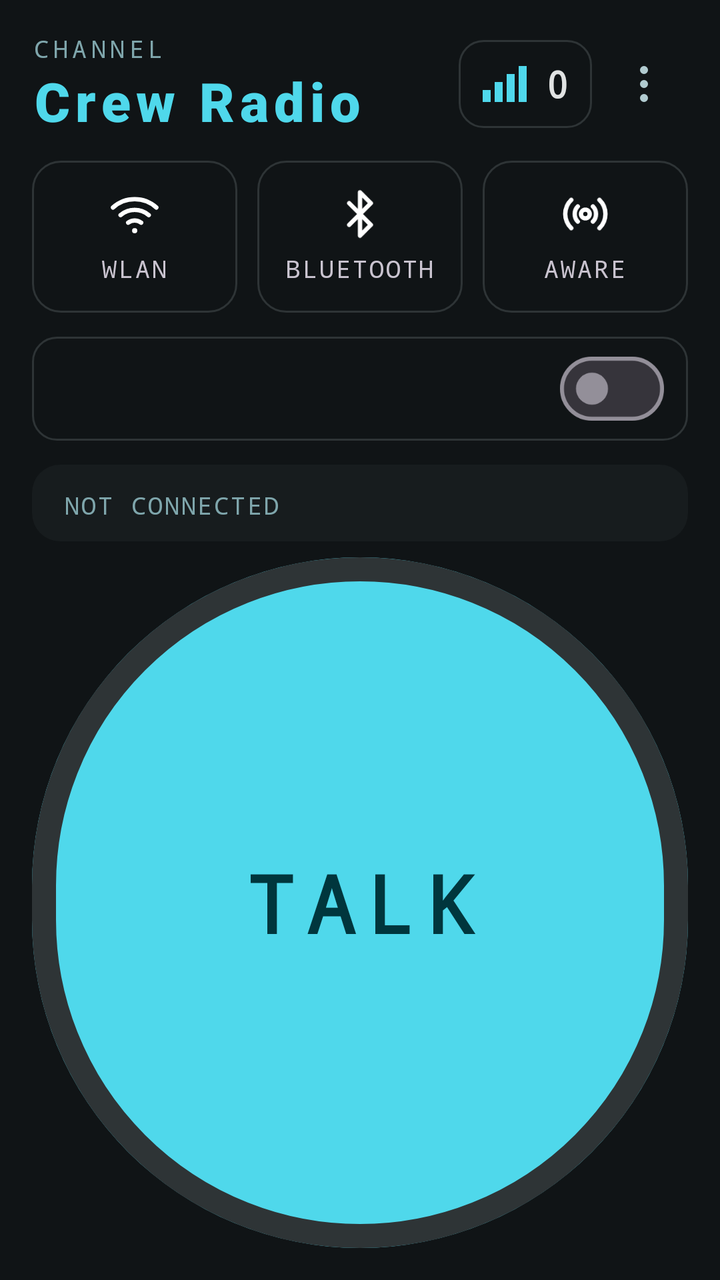
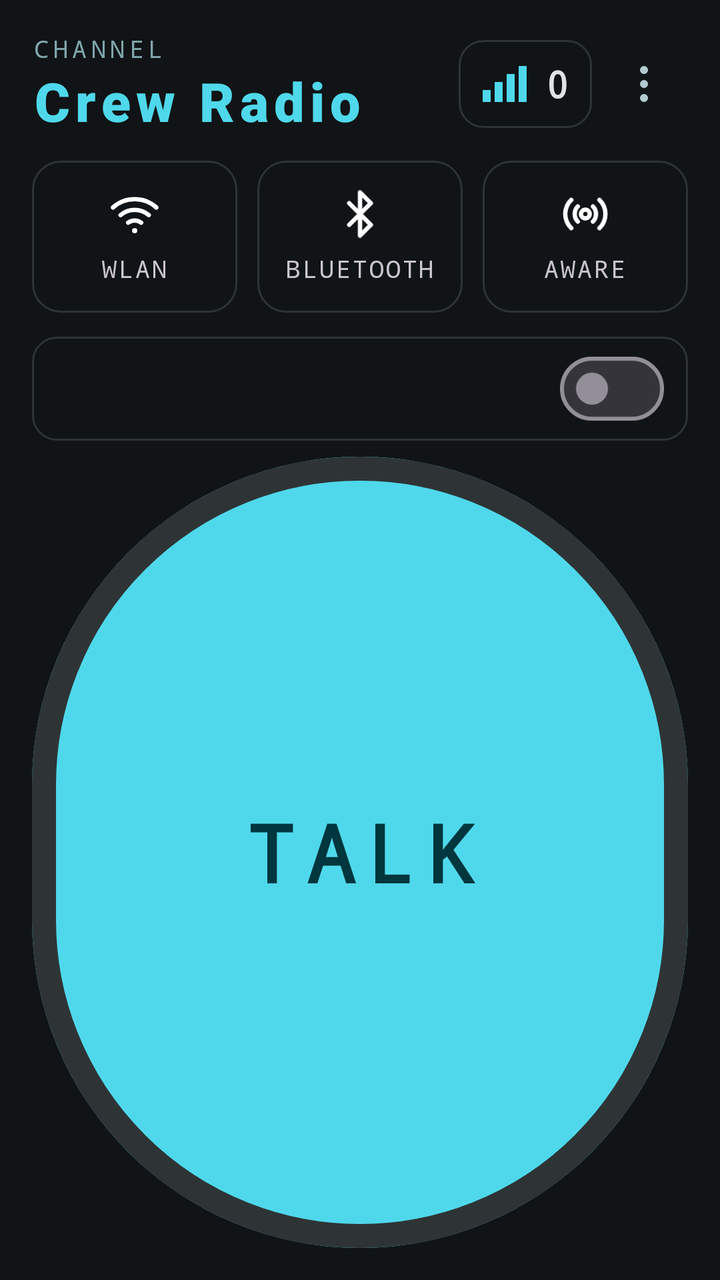

Compare the two renders of this Android layout. The source of the first and the diff that turns it into the second are given below.
<!-- AndroidManifest.xml: application theme Theme.PTT -->
<!-- res/layout/activity_main.xml -->
<?xml version="1.0" encoding="utf-8"?>
<LinearLayout xmlns:android="http://schemas.android.com/apk/res/android"
    xmlns:app="http://schemas.android.com/apk/res-auto"
    android:layout_width="match_parent"
    android:layout_height="match_parent"
    android:orientation="vertical"
    android:background="@color/surface"
    android:padding="16dp">

    
    <LinearLayout
        android:layout_width="match_parent"
        android:layout_height="wrap_content"
        android:orientation="horizontal"
        android:gravity="center_vertical">
        <LinearLayout
            android:layout_width="0dp"
            android:layout_weight="1"
            android:layout_height="wrap_content"
            android:orientation="vertical">
            <TextView
                android:layout_width="wrap_content"
                android:layout_height="wrap_content"
                android:text="@string/crew_channel"
                android:fontFamily="monospace"
                android:letterSpacing="0.18"
                android:textSize="12sp"
                android:textColor="@color/text_teal_dim" />
            <TextView
                android:id="@+id/crewName"
                android:layout_width="wrap_content"
                android:layout_height="wrap_content"
                android:text="@string/app_name"
                android:fontFamily="sans-serif-black"
                android:letterSpacing="0.1"
                android:textSize="27sp"
                android:textColor="@color/primary"
                android:maxLines="1"
                android:ellipsize="end"
                android:layout_marginEnd="8dp" />
        </LinearLayout>
        <LinearLayout
            android:id="@+id/peersBox"
            android:layout_width="wrap_content"
            android:layout_height="44dp"
            android:orientation="horizontal"
            android:gravity="center_vertical"
            android:paddingStart="12dp"
            android:paddingEnd="12dp"
            android:background="@drawable/bg_outline">
            <ImageView
                android:layout_width="22dp"
                android:layout_height="18dp"
                android:src="@drawable/ic_signal"
                app:tint="@color/primary"
                android:contentDescription="@null" />
            <TextView
                android:id="@+id/peerCount"
                android:layout_width="wrap_content"
                android:layout_height="wrap_content"
                android:layout_marginStart="10dp"
                android:text="0"
                android:fontFamily="monospace"
                android:textStyle="bold"
                android:textSize="18sp"
                android:textColor="@color/text" />
        </LinearLayout>
        <ImageButton
            android:id="@+id/menuButton"
            android:layout_width="44dp"
            android:layout_height="44dp"
            android:layout_marginStart="4dp"
            android:src="@drawable/ic_more_vert"
            app:tint="@color/secondary"
            android:background="?attr/selectableItemBackgroundBorderless"
            android:contentDescription="@string/menu_settings" />
    </LinearLayout>

    
    <LinearLayout
        android:layout_width="match_parent"
        android:layout_height="76dp"
        android:layout_marginTop="12dp"
        android:orientation="horizontal">
        <LinearLayout
            android:id="@+id/tileLan"
            android:layout_width="0dp"
            android:layout_weight="1"
            android:layout_height="match_parent"
            android:orientation="vertical"
            android:gravity="center"
            android:background="@drawable/bg_tile_off">
            <ImageView android:id="@+id/tileLanIcon" android:layout_width="26dp" android:layout_height="26dp" android:src="@drawable/ic_wifi" android:contentDescription="@null" />
            <TextView android:id="@+id/tileLanLabel" android:layout_width="wrap_content" android:layout_height="wrap_content" android:layout_marginTop="6dp" android:text="@string/tile_lan" android:fontFamily="monospace" android:letterSpacing="0.08" android:textSize="12sp" />
        </LinearLayout>
        <LinearLayout
            android:id="@+id/tileBt"
            android:layout_width="0dp"
            android:layout_weight="1"
            android:layout_height="match_parent"
            android:layout_marginStart="10dp"
            android:orientation="vertical"
            android:gravity="center"
            android:background="@drawable/bg_tile_off">
            <ImageView android:id="@+id/tileBtIcon" android:layout_width="26dp" android:layout_height="26dp" android:src="@drawable/ic_bluetooth" android:contentDescription="@null" />
            <TextView android:id="@+id/tileBtLabel" android:layout_width="wrap_content" android:layout_height="wrap_content" android:layout_marginTop="6dp" android:text="@string/tile_bt" android:fontFamily="monospace" android:letterSpacing="0.08" android:textSize="12sp" />
        </LinearLayout>
        <LinearLayout
            android:id="@+id/tileAware"
            android:layout_width="0dp"
            android:layout_weight="1"
            android:layout_height="match_parent"
            android:layout_marginStart="10dp"
            android:orientation="vertical"
            android:gravity="center"
            android:background="@drawable/bg_tile_off">
            <ImageView android:id="@+id/tileAwareIcon" android:layout_width="26dp" android:layout_height="26dp" android:src="@drawable/ic_aware" android:contentDescription="@null" />
            <TextView android:id="@+id/tileAwareLabel" android:layout_width="wrap_content" android:layout_height="wrap_content" android:layout_marginTop="6dp" android:text="@string/tile_aware" android:fontFamily="monospace" android:letterSpacing="0.08" android:textSize="12sp" />
        </LinearLayout>
    </LinearLayout>

    
    <TextView
        android:id="@+id/peerButton"
        android:layout_width="match_parent"
        android:layout_height="48dp"
        android:layout_marginTop="12dp"
        android:gravity="center_vertical"
        android:paddingStart="16dp"
        android:paddingEnd="16dp"
        android:fontFamily="monospace"
        android:letterSpacing="0.06"
        android:textSize="13sp"
        android:textColor="@color/secondary"
        android:maxLines="1"
        android:ellipsize="end"
        android:background="@drawable/bg_outline"
        android:visibility="gone" />

    
    <LinearLayout
        android:id="@+id/channelRow"
        android:layout_width="match_parent"
        android:layout_height="52dp"
        android:layout_marginTop="12dp"
        android:orientation="horizontal"
        android:gravity="center_vertical"
        android:paddingStart="16dp"
        android:paddingEnd="12dp"
        android:background="@drawable/bg_outline"
        android:clickable="true"
        android:focusable="true">
        <TextView
            android:id="@+id/channelState"
            android:layout_width="0dp"
            android:layout_weight="1"
            android:layout_height="wrap_content"
            android:fontFamily="monospace"
            android:letterSpacing="0.08"
            android:textSize="13sp"
            android:textColor="@color/text_dim"
            android:maxLines="1"
            android:ellipsize="end" />
        <com.google.android.material.materialswitch.MaterialSwitch
            android:id="@+id/channelSwitch"
            android:layout_width="wrap_content"
            android:layout_height="wrap_content"
            android:layout_marginStart="12dp" />
    </LinearLayout>

    
    <LinearLayout
        android:layout_width="match_parent"
        android:layout_height="wrap_content"
        android:layout_marginTop="12dp"
        android:orientation="vertical"
        android:paddingStart="16dp"
        android:paddingEnd="16dp"
        android:paddingTop="12dp"
        android:paddingBottom="10dp"
        android:background="@drawable/bg_card">
        <LinearLayout
            android:layout_width="match_parent"
            android:layout_height="wrap_content"
            android:orientation="horizontal"
            android:gravity="center_vertical">
            <TextView
                android:id="@+id/status"
                android:layout_width="0dp"
                android:layout_weight="1"
                android:layout_height="wrap_content"
                android:text="@string/status_idle"
                android:fontFamily="monospace"
                android:letterSpacing="0.08"
                android:textSize="12sp"
                android:textColor="@color/text_teal_dim"
                android:maxLines="1"
                android:ellipsize="end" />
        </LinearLayout>
        <TextView
            android:id="@+id/talkingLine"
            android:layout_width="match_parent"
            android:layout_height="wrap_content"
            android:layout_marginTop="6dp"
            android:fontFamily="monospace"
            android:letterSpacing="0.1"
            android:textStyle="bold"
            android:textSize="15sp"
            android:textColor="@color/talking"
            android:maxLines="1"
            android:ellipsize="end"
            android:visibility="gone" />
    </LinearLayout>

    
    <androidx.constraintlayout.widget.ConstraintLayout
        android:id="@+id/talkArea"
        android:layout_width="match_parent"
        android:layout_height="0dp"
        android:layout_weight="1"
        android:layout_marginTop="8dp">
        <com.google.android.material.button.MaterialButton
            android:id="@+id/pttButton"
            android:layout_width="0dp"
            android:layout_height="0dp"
            android:insetTop="0dp"
            android:insetBottom="0dp"
            android:insetLeft="0dp"
            android:insetRight="0dp"
            android:fontFamily="monospace"
            android:textSize="40sp"
            android:letterSpacing="0.14"
            android:textStyle="bold"
            android:textAlignment="center"
            android:text="@string/ptt_talk"
            app:shapeAppearanceOverlay="@style/ShapeAppearance.PTT.Circle"
            app:strokeWidth="12dp"
            app:strokeColor="@color/outline"
            app:backgroundTint="@color/primary"
            android:textColor="@color/on_primary"
            app:layout_constraintTop_toTopOf="parent"
            app:layout_constraintBottom_toBottomOf="parent"
            app:layout_constraintStart_toStartOf="parent"
            app:layout_constraintEnd_toEndOf="parent" />
    </androidx.constraintlayout.widget.ConstraintLayout>
</LinearLayout>
<!-- resources referenced by this layout -->
<resources>
  <color name="on_primary">#00363D</color>
  <color name="outline">#2E3436</color>
  <color name="primary">#4FD8EB</color>
  <color name="secondary">#B1CBD0</color>
  <color name="surface">#101416</color>
  <color name="talking">#81C784</color>
  <color name="text">#E1E3E3</color>
  <color name="text_dim">#899294</color>
  <color name="text_teal_dim">#7FA6AC</color>
  <!-- drawable bg_card (drawable) -->
  <?xml version="1.0" encoding="utf-8"?>
  <shape xmlns:android="http://schemas.android.com/apk/res/android" android:shape="rectangle">
      <corners android:radius="14dp" />
      <solid android:color="@color/surface_card" />
  </shape>
  <!-- drawable bg_outline (drawable) -->
  <?xml version="1.0" encoding="utf-8"?>
  <shape xmlns:android="http://schemas.android.com/apk/res/android" android:shape="rectangle">
      <corners android:radius="12dp" />
      <stroke android:width="1dp" android:color="@color/outline" />
      <solid android:color="@android:color/transparent" />
  </shape>
  <!-- drawable bg_tile_off (drawable) -->
  <?xml version="1.0" encoding="utf-8"?>
  <shape xmlns:android="http://schemas.android.com/apk/res/android" android:shape="rectangle">
      <corners android:radius="14dp" />
      <stroke android:width="1dp" android:color="@color/outline" />
      <solid android:color="@android:color/transparent" />
  </shape>
  <!-- drawable ic_bluetooth (drawable) -->
  <?xml version="1.0" encoding="utf-8"?>
  <vector xmlns:android="http://schemas.android.com/apk/res/android"
      android:width="24dp" android:height="24dp" android:viewportWidth="24" android:viewportHeight="24">
      <path android:pathData="M7,7 L17,17 L12,22 L12,2 L17,7 L7,17" android:strokeColor="#FFFFFFFF" android:strokeWidth="2" android:strokeLineCap="round" android:strokeLineJoin="round" android:fillColor="#00000000" />
  </vector>
  <!-- drawable ic_more_vert (drawable) -->
  <?xml version="1.0" encoding="utf-8"?>
  <vector xmlns:android="http://schemas.android.com/apk/res/android"
      android:width="24dp" android:height="24dp" android:viewportWidth="24" android:viewportHeight="24">
      <path android:pathData="M12,3 A2,2 0 1 1 12,7 A2,2 0 1 1 12,3 Z" android:fillColor="#FFFFFFFF" />
      <path android:pathData="M12,10 A2,2 0 1 1 12,14 A2,2 0 1 1 12,10 Z" android:fillColor="#FFFFFFFF" />
      <path android:pathData="M12,17 A2,2 0 1 1 12,21 A2,2 0 1 1 12,17 Z" android:fillColor="#FFFFFFFF" />
  </vector>
  <!-- drawable ic_signal (drawable) -->
  <?xml version="1.0" encoding="utf-8"?>
  <vector xmlns:android="http://schemas.android.com/apk/res/android"
      android:width="22dp" android:height="18dp" android:viewportWidth="22" android:viewportHeight="18">
      <path android:pathData="M0,12 h4 v6 h-4 z" android:fillColor="#FFFFFFFF" />
      <path android:pathData="M6,8 h4 v10 h-4 z" android:fillColor="#FFFFFFFF" />
      <path android:pathData="M12,4 h4 v14 h-4 z" android:fillColor="#FFFFFFFF" />
      <path android:pathData="M18,0 h4 v18 h-4 z" android:fillColor="#FFFFFFFF" />
  </vector>
  <string name="app_name">Crew Radio</string>
  <string name="crew_channel">CHANNEL</string>
  <string name="menu_settings">Settings</string>
  <string name="ptt_talk">TALK</string>
  <string name="status_idle">NOT CONNECTED</string>
  <string name="tile_aware">AWARE</string>
  <string name="tile_bt">BLUETOOTH</string>
  <string name="tile_lan">WLAN</string>
  <style name="ShapeAppearance.PTT.Circle" parent="ShapeAppearance.Material3.Corner.Full">
          <item name="cornerFamily">rounded</item>
          <item name="cornerSize">50%</item>
      </style>
  <color name="surface_card">#171C1E</color>
  <color name="primary_container">#004F58</color>
  <color name="on_primary_container">#97F0FF</color>
  <color name="on_secondary">#1C3439</color>
  <color name="secondary_container">#334B4F</color>
  <color name="on_secondary_container">#CDE7EC</color>
  <color name="error">#FFB4AB</color>
  <color name="on_error">#690005</color>
  <!-- unchanged entries left out for length: 3 -->
</resources>

<!-- the commit's change to res/layout/activity_main.xml (unified diff, before → after) -->
@@ -170,6 +170,7 @@
 
     
     <LinearLayout
+        android:id="@+id/talkCard"
         android:layout_width="match_parent"
         android:layout_height="wrap_content"
         android:layout_marginTop="12dp"
@@ -177,39 +178,20 @@
         android:paddingStart="16dp"
         android:paddingEnd="16dp"
         android:paddingTop="12dp"
-        android:paddingBottom="10dp"
-        android:background="@drawable/bg_card">
-        <LinearLayout
-            android:layout_width="match_parent"
-            android:layout_height="wrap_content"
-            android:orientation="horizontal"
-            android:gravity="center_vertical">
-            <TextView
-                android:id="@+id/status"
-                android:layout_width="0dp"
-                android:layout_weight="1"
-                android:layout_height="wrap_content"
-                android:text="@string/status_idle"
-                android:fontFamily="monospace"
-                android:letterSpacing="0.08"
-                android:textSize="12sp"
-                android:textColor="@color/text_teal_dim"
-                android:maxLines="1"
-                android:ellipsize="end" />
-        </LinearLayout>
+        android:paddingBottom="12dp"
+        android:background="@drawable/bg_card"
+        android:visibility="gone">
         <TextView
             android:id="@+id/talkingLine"
             android:layout_width="match_parent"
             android:layout_height="wrap_content"
-            android:layout_marginTop="6dp"
             android:fontFamily="monospace"
             android:letterSpacing="0.1"
             android:textStyle="bold"
             android:textSize="15sp"
             android:textColor="@color/talking"
             android:maxLines="1"
-            android:ellipsize="end"
-            android:visibility="gone" />
+            android:ellipsize="end" />
     </LinearLayout>
 
     
<!-- resource entries referenced after the edit -->
@@ -56,7 +56,6 @@
   <string name="crew_channel">CHANNEL</string>
   <string name="menu_settings">Settings</string>
   <string name="ptt_talk">TALK</string>
-  <string name="status_idle">NOT CONNECTED</string>
   <string name="tile_aware">AWARE</string>
   <string name="tile_bt">BLUETOOTH</string>
   <string name="tile_lan">WLAN</string>
